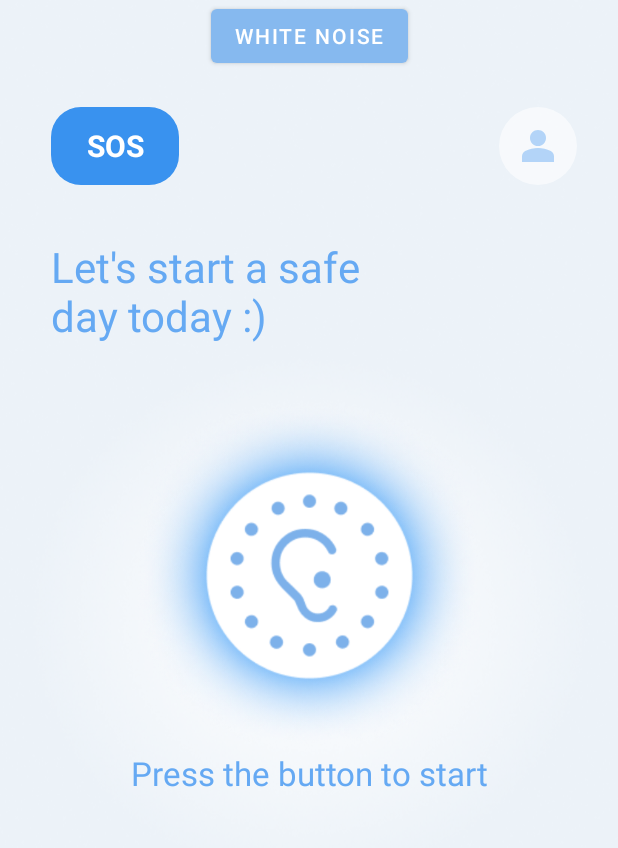
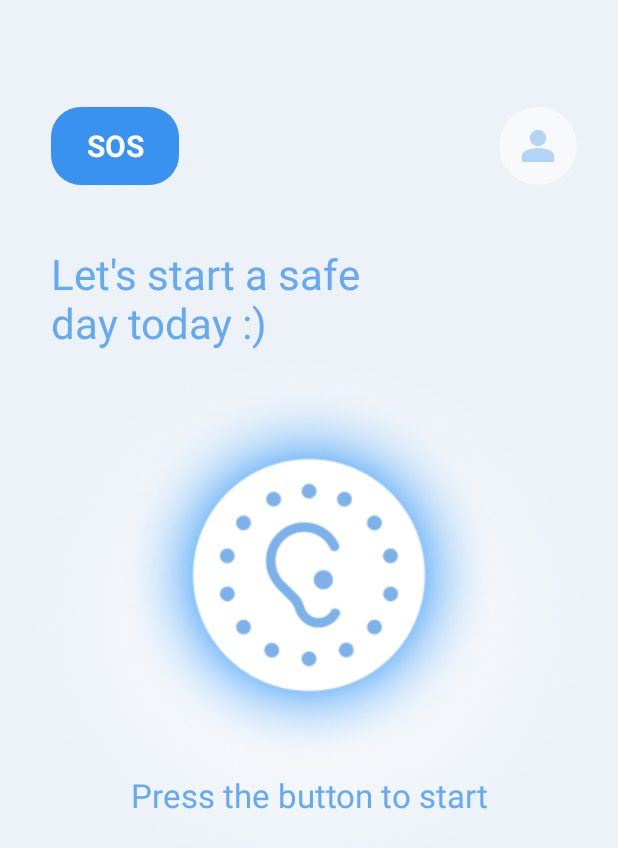
Before and after one commit to GDSC-SWU/2025-Mutism-SolutionChallenge, an Android app: the screen it shows after launch (MainActivity), on a phone screen of 412 x 824 dp. Shown: the top 848 px of the screen. Run offline under Robolectric (Android 15) with nearby library versions, the phone set to English and light mode, and no system bars.

Commit message:
refactor: adjusted start/stop button image scale to ensure visual consistency

```diff
--- a/mutism/app/src/main/res/layout/activity_main.xml
+++ b/mutism/app/src/main/res/layout/activity_main.xml
@@ -51,7 +51,7 @@
         android:text="@string/text_main_welcome"
         android:textColor="@color/color_primary_light"
         android:textSize="28sp"
-        android:layout_marginTop="35dp"
+        android:layout_marginTop="40dp"
         app:layout_constraintStart_toStartOf="parent"
         app:layout_constraintTop_toBottomOf="@+id/btn_sos_container" />
 
@@ -77,8 +77,8 @@
 
     <ImageView
         android:id="@+id/btn_start"
-        android:layout_width="234dp"
-        android:layout_height="234dp"
+        android:layout_width="264dp"
+        android:layout_height="264dp"
         android:src="@drawable/btn_start"
         app:layout_constraintStart_toStartOf="parent"
         app:layout_constraintEnd_toEndOf="parent"
@@ -145,12 +145,4 @@
         app:layout_constraintStart_toStartOf="parent"
         app:layout_constraintEnd_toEndOf="parent" />
 
-    <Button
-        android:id="@+id/btn_white_noise"
-        android:layout_width="wrap_content"
-        android:layout_height="wrap_content"
-        app:layout_constraintTop_toTopOf="parent"
-        android:text="white noise"
-        app:layout_constraintStart_toStartOf="parent"
-        app:layout_constraintEnd_toEndOf="parent"/>
  </androidx.constraintlayout.widget.ConstraintLayout>
```
Also changed, not shown: mutism/app/src/main/java/com/example/mutism/controller/main/MainActivity.kt (+8 -7 lines).
